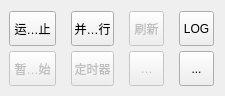
Above: src/Contorl/ContorlButtonBar.ui from BeQuiet1228/FreeCAD before the change. Below: the same form after it.
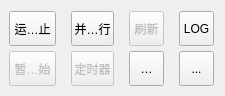
That is the form after the change. Icons and pictures are not drawn.

Patch:
```diff
--- a/src/Contorl/ContorlButtonBar.ui
+++ b/src/Contorl/ContorlButtonBar.ui
@@ -197,7 +197,7 @@
    <item row="1" column="2">
     <widget class="QToolButton" name="toolButton">
      <property name="enabled">
-      <bool>false</bool>
+      <bool>true</bool>
      </property>
      <property name="minimumSize">
       <size>
```
